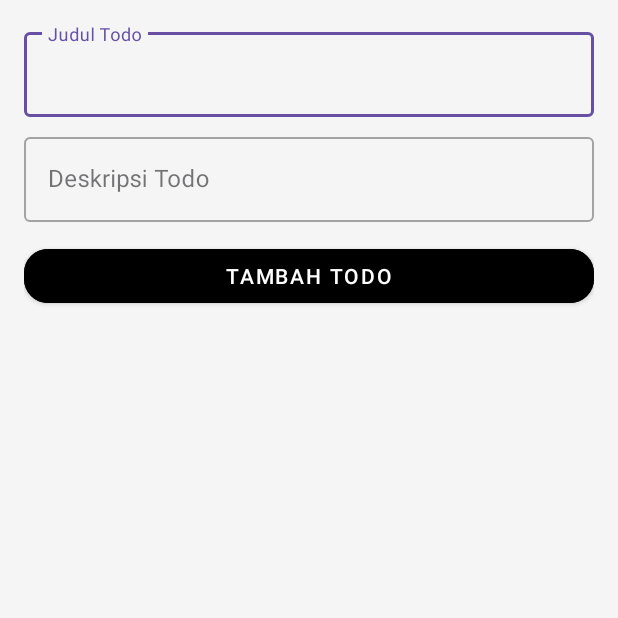
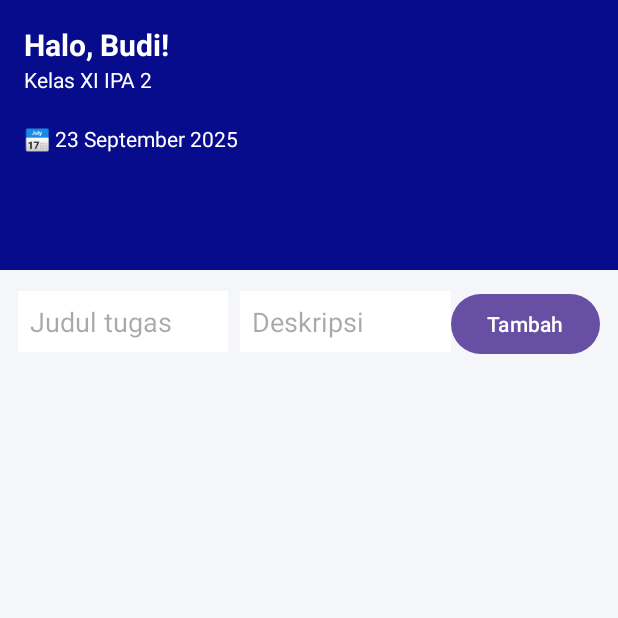
Before and after one commit to Devi-web22/app_todo_rimender, an Android app: the MainActivity screen opened directly, with no data from a screen before it, on a phone screen of 412 x 824 dp, the top half of it. Run offline under Robolectric (Android 15) with nearby library versions, the phone set to English and light mode, and no system bars.

```diff
--- a/app/src/main/java/com/example/todorimender/MainActivity.kt
+++ b/app/src/main/java/com/example/todorimender/MainActivity.kt
@@ -4,6 +4,7 @@ import android.database.Cursor
 import android.os.Bundle
 import android.widget.Button
 import android.widget.EditText
+import android.widget.TextView
 import android.widget.Toast
 import androidx.appcompat.app.AppCompatActivity
 import androidx.recyclerview.widget.LinearLayoutManager
@@ -22,44 +23,55 @@ class MainActivity : AppCompatActivity() {
     private lateinit var edtTitle: EditText
     private lateinit var edtDesc: EditText
 
-    // variabel untuk menandai apakah sedang edit
+    private lateinit var tvStudentName: TextView
+    private lateinit var tvClassInfo: TextView
+
+    // untuk mode edit
     private var editingTodoId: Int? = null
 
     override fun onCreate(savedInstanceState: Bundle?) {
         super.onCreate(savedInstanceState)
         setContentView(R.layout.activity_main)
 
+        // database
         dbHelper = databasehelper(this)
         userId = intent.getIntExtra("USER_ID", -1)
 
+        // view binding manual
         recyclerView = findViewById(R.id.recyclerViewTodos)
         btnAddTodo = findViewById(R.id.btnAddTodo)
         edtTitle = findViewById(R.id.edtTodoTitle)
         edtDesc = findViewById(R.id.edtTodoDesc)
+        tvStudentName = findViewById(R.id.tvStudentName)
+        tvClassInfo = findViewById(R.id.tvClassInfo)
 
+        // header dummy
+        tvStudentName.text = "Halo, Budi!"
+        tvClassInfo.text = "Kelas XI IPA 2"
+
+        // RecyclerView setup
         recyclerView.layoutManager = LinearLayoutManager(this)
-
         adapter = todoAdapter(
             this,
             todoList,
             onEdit = { todo ->
-                // Isi kembali ke EditText untuk update
                 edtTitle.setText(todo.title)
                 edtDesc.setText(todo.desc)
                 editingTodoId = todo.id
-                btnAddTodo.text = "Update Todo"
+                btnAddTodo.text = "Update Tugas"
             },
             onDelete = { todo ->
                 dbHelper.deleteTodo(todo.id)
-                Toast.makeText(this, "Todo dihapus", Toast.LENGTH_SHORT).show()
+                Toast.makeText(this, "Tugas dihapus", Toast.LENGTH_SHORT).show()
                 loadTodos()
             }
         )
-
         recyclerView.adapter = adapter
 
+        // load awal
         loadTodos()
 
+        // tombol tambah/update
         btnAddTodo.setOnClickListener {
             val title = edtTitle.text.toString().trim()
             val desc = edtDesc.text.toString().trim()
@@ -68,17 +80,14 @@ class MainActivity : AppCompatActivity() {
                 Toast.makeText(this, "Isi judul & deskripsi", Toast.LENGTH_SHORT).show()
             } else {
                 if (editingTodoId != null) {
-                    // mode update
                     dbHelper.updateTodo(editingTodoId!!, title, desc)
-                    Toast.makeText(this, "Todo diperbarui", Toast.LENGTH_SHORT).show()
+                    Toast.makeText(this, "Tugas diperbarui", Toast.LENGTH_SHORT).show()
                     editingTodoId = null
-                    btnAddTodo.text = "Tambah Todo"
+                    btnAddTodo.text = "Tambah"
                 } else {
-                    // mode tambah
                     dbHelper.addTodo(title, desc, userId)
-                    Toast.makeText(this, "Todo ditambahkan", Toast.LENGTH_SHORT).show()
+                    Toast.makeText(this, "Tugas ditambahkan", Toast.LENGTH_SHORT).show()
                 }
-
                 edtTitle.text.clear()
                 edtDesc.text.clear()
                 loadTodos()
--- a/app/src/main/java/com/example/todorimender/splash_screen.kt
+++ b/app/src/main/java/com/example/todorimender/splash_screen.kt
@@ -20,10 +20,10 @@ class splash_screen : AppCompatActivity() {
             val isLoggedIn = sharedPreferences.getBoolean("isLoggedIn", false)
 
             if (isLoggedIn) {
-                // Jika sudah login, langsung ke MainActivity
+
                 startActivity(Intent(this, MainActivity::class.java))
             } else {
-                // Jika belum login, arahkan ke LoginActivity
+
                 startActivity(Intent(this, login::class.java))
             }
 
--- a/app/src/main/java/com/example/todorimender/todoAdapter.kt
+++ b/app/src/main/java/com/example/todorimender/todoAdapter.kt
@@ -41,7 +41,6 @@ class todoAdapter(
             onEdit(todo)
         }
 
-
         holder.btnDelete.setOnClickListener {
             playSound()
             onDelete(todo)
@@ -51,7 +50,9 @@ class todoAdapter(
     override fun getItemCount(): Int = todos.size
 
     private fun playSound() {
+        // create + release setelah selesai supaya tidak leak
         val mp = MediaPlayer.create(context, android.provider.Settings.System.DEFAULT_NOTIFICATION_URI)
+        mp.setOnCompletionListener { player -> player.release() }
         mp.start()
     }
 }
--- a/app/src/main/res/layout/activity_main.xml
+++ b/app/src/main/res/layout/activity_main.xml
@@ -1,56 +1,84 @@
-<?xml version="1.0" encoding="utf-8"?>
 <LinearLayout
     xmlns:android="http://schemas.android.com/apk/res/android"
-    xmlns:app="http://schemas.android.com/apk/res-auto"
     android:layout_width="match_parent"
     android:layout_height="match_parent"
     android:orientation="vertical"
-    android:padding="16dp"
-    android:background="#F5F5F5">
+    android:background="#F5F6FA">
 
-    <!-- Input Judul -->
-    <com.google.android.material.textfield.TextInputLayout
+
+
+    <LinearLayout
+        android:layout_width="match_parent"
+        android:layout_height="180dp"
+        android:background="#070C8C"
+        android:orientation="vertical"
+        android:padding="16dp">
+
+        <TextView
+            android:id="@+id/tvStudentName"
+            android:layout_width="wrap_content"
+            android:layout_height="wrap_content"
+            android:text="Halo, Siswa!"
+            android:textSize="20sp"
+            android:textStyle="bold"
+            android:textColor="@android:color/white"/>
+
+        <TextView
+            android:id="@+id/tvClassInfo"
+            android:layout_width="wrap_content"
+            android:layout_height="wrap_content"
+            android:text="Kelas XI IPA 2"
+            android:textSize="14sp"
+            android:textColor="@android:color/white"/>
+
+
+        <TextView
+            android:layout_width="wrap_content"
+            android:layout_height="wrap_content"
+            android:text="📅 23 September 2025"
+            android:textSize="14sp"
+            android:textColor="@android:color/white"
+            android:layout_marginTop="20dp"/>
+    </LinearLayout>
+
+
+    <LinearLayout
         android:layout_width="match_parent"
         android:layout_height="wrap_content"
-        android:hint="Judul Todo"
-        style="@style/Widget.MaterialComponents.TextInputLayout.OutlinedBox"
-        android:layout_marginBottom="8dp">
+        android:orientation="horizontal"
+        android:padding="12dp">
 
-        <com.google.android.material.textfield.TextInputEditText
+        <EditText
             android:id="@+id/edtTodoTitle"
-            android:layout_width="match_parent"
-            android:layout_height="wrap_content"/>
-    </com.google.android.material.textfield.TextInputLayout>
+            android:layout_width="0dp"
+            android:layout_height="wrap_content"
+            android:layout_weight="1"
+            android:hint="Judul tugas"
+            android:background="@android:color/white"
+            android:padding="8dp"/>
 
-    <!-- Input Deskripsi -->
-    <com.google.android.material.textfield.TextInputLayout
-        android:layout_width="match_parent"
-        android:layout_height="wrap_content"
-        android:hint="Deskripsi Todo"
-        style="@style/Widget.MaterialComponents.TextInputLayout.OutlinedBox"
-        android:layout_marginBottom="12dp">
+        <EditText
+            android:id="@+id/edtTodoDesc"
+            android:layout_width="0dp"
+            android:layout_height="wrap_content"
+            android:layout_weight="1"
+            android:hint="Deskripsi"
+            android:background="@android:color/white"
+            android:padding="8dp"
+            android:layout_marginStart="8dp"/>
 
-        <com.google.android.material.textfield.TextInputEditText
-            android:id="@+id/edtTodoDesc"
-            android:layout_width="match_parent"
-            android:layout_height="wrap_content"/>
-    </com.google.android.material.textfield.TextInputLayout>
+        <Button
+            android:id="@+id/btnAddTodo"
+            android:layout_width="wrap_content"
+            android:layout_height="wrap_content"
+            android:text="Tambah"/>
+    </LinearLayout>
 
-
-    <com.google.android.material.button.MaterialButton
-        android:id="@+id/btnAddTodo"
-        style="@style/Widget.MaterialComponents.Button"
-        android:layout_width="match_parent"
-        android:layout_height="wrap_content"
-        android:text="Tambah Todo"
-        app:cornerRadius="16dp"
-        android:layout_marginBottom="16dp"
-        android:backgroundTint="@color/black"
-        android:textColor="@android:color/white"/>
 
     <androidx.recyclerview.widget.RecyclerView
         android:id="@+id/recyclerViewTodos"
         android:layout_width="match_parent"
         android:layout_height="0dp"
-        android:layout_weight="1"/>
+        android:layout_weight="1"
+        android:padding="12dp"/>
 </LinearLayout>
--- a/app/src/main/res/layout/activity_splash_screen.xml
+++ b/app/src/main/res/layout/activity_splash_screen.xml
@@ -5,7 +5,7 @@
     android:layout_width="match_parent"
     android:layout_height="match_parent"
     android:id="@+id/main"
-    android:background="@color/white">
+    android:background="@drawable/background">
 
     <ImageView
         android:id="@+id/logoImage"
@@ -24,7 +24,7 @@
         android:text="To-Do Reminder"
         android:textSize="24sp"
         android:textStyle="bold"
-        android:textColor="@color/black"
+        android:textColor="@color/white"
         app:layout_constraintTop_toBottomOf="@id/logoImage"
         app:layout_constraintStart_toStartOf="parent"
         app:layout_constraintEnd_toEndOf="parent"
--- /dev/null
+++ b/app/src/main/res/values/ids.xml
@@ -0,0 +1,3 @@
+<?xml version="1.0" encoding="utf-8"?>
+<resources>
+</resources>
```
Also changed, not shown: app/src/main/res/layout/activity_register.xml (+11 -4 lines), app/src/main/res/layout/item_todo.xml (+13 -14 lines).
